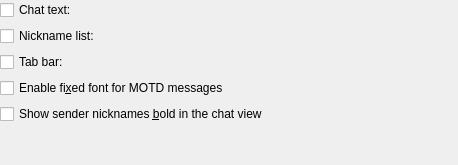
Above: src/config/fontappearance_config.ui from KDE/konversation before the change. Below: the same form after it.
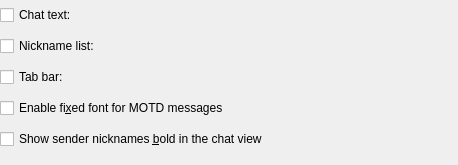
That is the form after the change. Custom widgets are drawn as their Qt base class.

Commit message: Fix tab order in fonts configuration page.

The edit to the form file:
```diff
--- a/src/config/fontappearance_config.ui
+++ b/src/config/fontappearance_config.ui
@@ -44,12 +44,6 @@
      <property name="sizeType" >
       <enum>QSizePolicy::Expanding</enum>
      </property>
-     <property name="sizeHint" stdset="0" >
-      <size>
-       <width>20</width>
-       <height>161</height>
-      </size>
-     </property>
     </spacer>
    </item>
    <item row="0" column="0" >
```
Left out of the diff: 102 changed lines with no effect on the pictures.
